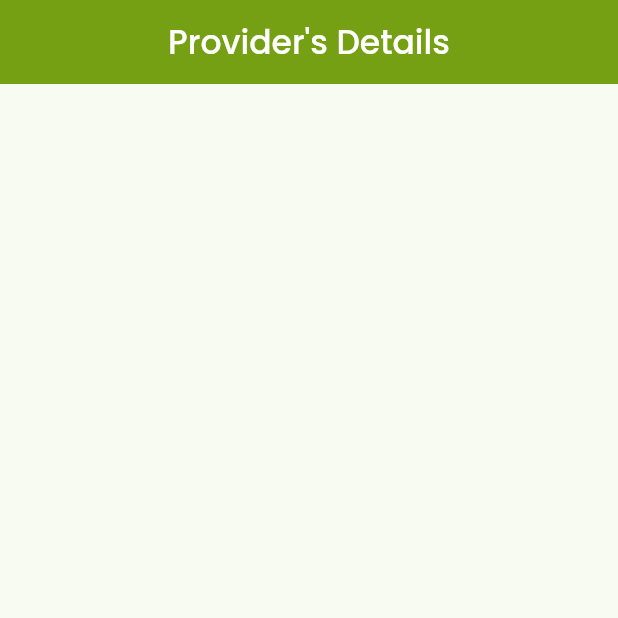
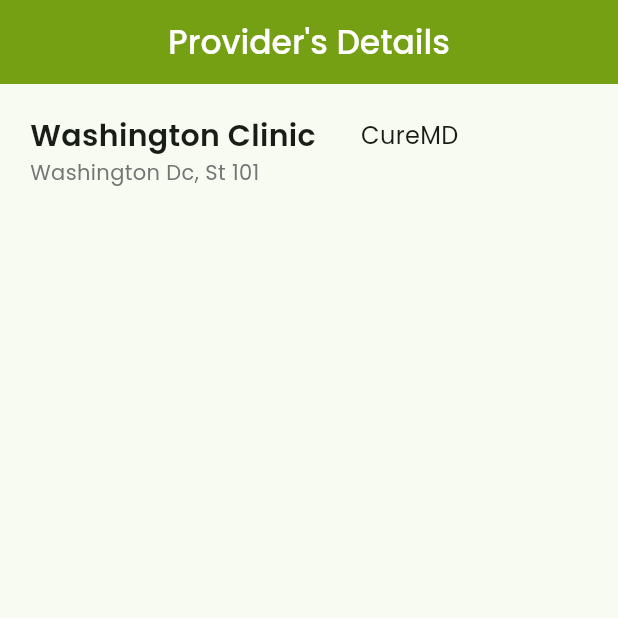
Before and after one commit to HAMZA-CH420/Acaste, a Flutter app: the ProviderDetailScreen screen opened directly, on a phone screen of 412 x 824 dp, the top half of it. Run offline on Flutter 3.47's test engine with Material 3 defaults, Android fonts, the phone set to English and light mode, and no system bars; our stand-ins replace google_fonts, iconsax.

Commit message:
minor changes

```diff
--- a/lib/Features/ProviderDetailScreen/provider_detail_screen.dart
+++ b/lib/Features/ProviderDetailScreen/provider_detail_screen.dart
@@ -1,3 +1,4 @@
+import 'package:acaste/Features/ProviderDetailScreen/widgets/clinic_name.dart';
 import 'package:acaste/UiHelpers/ColorPalette/color_palette.dart';
 import 'package:flutter/material.dart';
 import 'package:google_fonts/google_fonts.dart';
@@ -19,6 +20,14 @@ class ProviderDetailScreen extends StatelessWidget {
         centerTitle: true,
         backgroundColor: Palette.primaryColor,
       ),
+      body: Padding(
+        padding: const EdgeInsets.symmetric(horizontal: 20, vertical: 20),
+        child: Column(
+          children: [
+            ClinicName(),
+          ],
+        ),
+      ),
     );
   }
 }
--- /dev/null
+++ b/lib/Features/ProviderDetailScreen/widgets/clinic_name.dart
@@ -0,0 +1,42 @@
+import 'package:flutter/material.dart';
+import 'package:google_fonts/google_fonts.dart';
+
+class ClinicName extends StatelessWidget {
+  const ClinicName({super.key});
+
+  @override
+  Widget build(BuildContext context) {
+    return Column(
+      crossAxisAlignment: CrossAxisAlignment.start,
+      children: [
+        Row(
+          spacing: 30,
+          children: [
+            Text(
+              "Washington Clinic",
+              style: GoogleFonts.poppins(
+                fontWeight: FontWeight.w600,
+                fontSize: 20,
+              ),
+            ),
+            Text(
+              "CureMD",
+              style: GoogleFonts.poppins(
+                fontWeight: FontWeight.w400,
+                fontSize: 16,
+              ),
+            ),
+          ],
+        ),
+        Text(
+          "Washington Dc, St 101",
+          style: GoogleFonts.poppins(
+            fontSize: 14,
+            fontWeight: FontWeight.w400,
+            color: Colors.grey.shade600,
+          ),
+        ),
+      ],
+    );
+  }
+}
```
